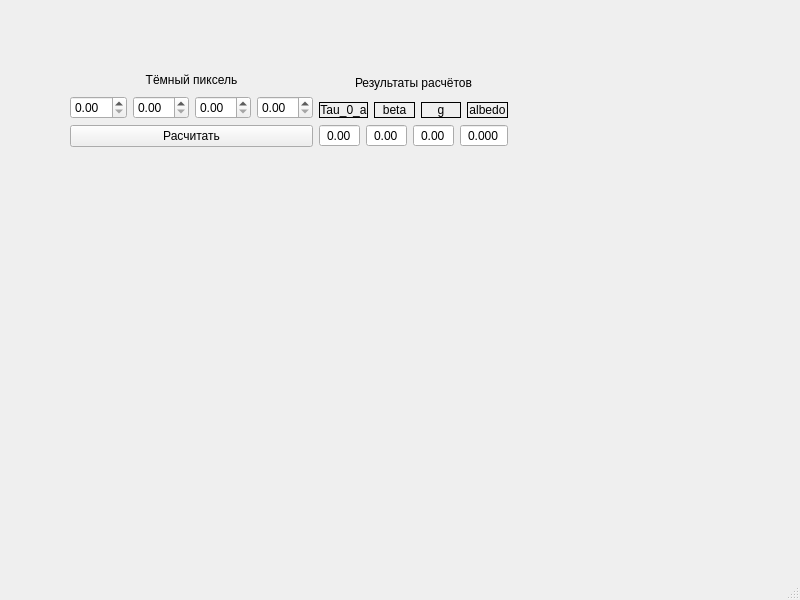
The window that atm_correction/AtmCorrectionMainWindow.ui (ValeryStk/satellite_comparator) describes before a commit, drawn with Qt 5.
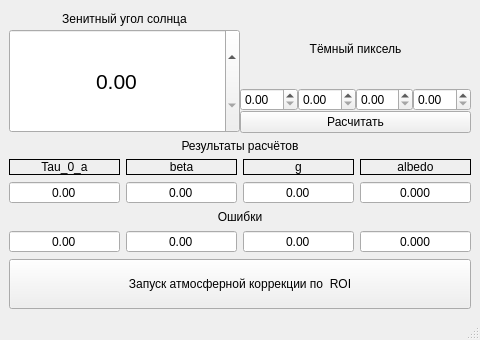
The same window after the commit.

Commit message: atm_correction_as_module

```diff
--- a/atm_correction/AtmCorrectionMainWindow.ui
+++ b/atm_correction/AtmCorrectionMainWindow.ui
@@ -6,30 +6,98 @@
    <rect>
     <x>0</x>
     <y>0</y>
-    <width>800</width>
-    <height>600</height>
+    <width>480</width>
+    <height>340</height>
    </rect>
   </property>
+  <property name="minimumSize">
+   <size>
+    <width>480</width>
+    <height>340</height>
+   </size>
+  </property>
+  <property name="maximumSize">
+   <size>
+    <width>480</width>
+    <height>340</height>
+   </size>
+  </property>
   <property name="windowTitle">
    <string>Тестовый модуль атмосферной коррекции</string>
   </property>
   <widget class="QWidget" name="centralwidget">
-   <widget class="QWidget" name="">
-    <property name="geometry">
-     <rect>
-      <x>70</x>
-      <y>70</y>
-      <width>438</width>
-      <height>77</height>
-     </rect>
-    </property>
+   <layout class="QVBoxLayout" name="verticalLayout_9">
+    <item>
+     <layout class="QVBoxLayout" name="verticalLayout_8">
+      <item>
+       <layout class="QVBoxLayout" name="verticalLayout_7">
+        <item>
     <layout class="QHBoxLayout" name="horizontalLayout_4">
+          <property name="spacing">
+           <number>0</number>
+          </property>
+          <item>
+           <layout class="QVBoxLayout" name="verticalLayout_5">
+            <property name="spacing">
+             <number>0</number>
+            </property>
+            <item>
+             <widget class="QLabel" name="label_7">
+              <property name="minimumSize">
+               <size>
+                <width>0</width>
+                <height>20</height>
+               </size>
+              </property>
+              <property name="maximumSize">
+               <size>
+                <width>16777215</width>
+                <height>13</height>
+               </size>
+              </property>
+              <property name="text">
+               <string>Зенитный угол солнца</string>
+              </property>
+              <property name="alignment">
+               <set>Qt::AlignHCenter|Qt::AlignTop</set>
+              </property>
+             </widget>
+            </item>
+            <item>
+             <widget class="QDoubleSpinBox" name="doubleSpinBox_sunZenitAngle">
+              <property name="sizePolicy">
+               <sizepolicy hsizetype="Minimum" vsizetype="Expanding">
+                <horstretch>0</horstretch>
+                <verstretch>0</verstretch>
+               </sizepolicy>
+              </property>
+              <property name="font">
+               <font>
+                <pointsize>16</pointsize>
+               </font>
+              </property>
+              <property name="alignment">
+               <set>Qt::AlignCenter</set>
+              </property>
+              <property name="maximum">
+               <double>90.000000000000000</double>
+              </property>
+             </widget>
+            </item>
+           </layout>
+          </item>
      <item>
       <layout class="QVBoxLayout" name="verticalLayout_4">
        <item>
         <layout class="QVBoxLayout" name="verticalLayout">
          <item>
           <widget class="QLabel" name="label">
+                <property name="minimumSize">
+                 <size>
+                  <width>0</width>
+                  <height>13</height>
+                 </size>
+                </property>
            <property name="text">
             <string>Тёмный пиксель</string>
            </property>
@@ -65,10 +133,18 @@
        </item>
       </layout>
      </item>
+         </layout>
+        </item>
      <item>
       <layout class="QVBoxLayout" name="verticalLayout_3">
        <item>
         <widget class="QLabel" name="label_6">
+            <property name="minimumSize">
+             <size>
+              <width>0</width>
+              <height>13</height>
+             </size>
+            </property>
          <property name="text">
           <string>Результаты расчётов</string>
          </property>
@@ -182,12 +258,107 @@
            </item>
           </layout>
          </item>
+            <item>
+             <layout class="QVBoxLayout" name="verticalLayout_6">
+              <item>
+               <widget class="QLabel" name="label_8">
+                <property name="text">
+                 <string>Ошибки</string>
+                </property>
+                <property name="alignment">
+                 <set>Qt::AlignCenter</set>
+                </property>
+               </widget>
+              </item>
+              <item>
+               <layout class="QHBoxLayout" name="horizontalLayout_5">
+                <item>
+                 <widget class="QDoubleSpinBox" name="doubleSpinBox_result_tau_error">
+                  <property name="alignment">
+                   <set>Qt::AlignCenter</set>
+                  </property>
+                  <property name="buttonSymbols">
+                   <enum>QAbstractSpinBox::NoButtons</enum>
+                  </property>
+                  <property name="minimum">
+                   <double>-99.000000000000000</double>
+                  </property>
+                 </widget>
+                </item>
+                <item>
+                 <widget class="QDoubleSpinBox" name="doubleSpinBox_result_beta_error">
+                  <property name="alignment">
+                   <set>Qt::AlignCenter</set>
+                  </property>
+                  <property name="buttonSymbols">
+                   <enum>QAbstractSpinBox::NoButtons</enum>
+                  </property>
+                  <property name="minimum">
+                   <double>-99.000000000000000</double>
+                  </property>
+                 </widget>
+                </item>
+                <item>
+                 <widget class="QDoubleSpinBox" name="doubleSpinBox_result_g_error">
+                  <property name="alignment">
+                   <set>Qt::AlignCenter</set>
+                  </property>
+                  <property name="buttonSymbols">
+                   <enum>QAbstractSpinBox::NoButtons</enum>
+                  </property>
+                  <property name="minimum">
+                   <double>-99.000000000000000</double>
+                  </property>
+                 </widget>
+                </item>
+                <item>
+                 <widget class="QDoubleSpinBox" name="doubleSpinBox_result_albedo_error">
+                  <property name="alignment">
+                   <set>Qt::AlignCenter</set>
+                  </property>
+                  <property name="buttonSymbols">
+                   <enum>QAbstractSpinBox::NoButtons</enum>
+                  </property>
+                  <property name="decimals">
+                   <number>3</number>
+                  </property>
+                  <property name="minimum">
+                   <double>-99.000000000000000</double>
+                  </property>
+                 </widget>
+                </item>
         </layout>
        </item>
       </layout>
      </item>
     </layout>
-   </widget>
+          </item>
+         </layout>
+        </item>
+       </layout>
+      </item>
+      <item>
+       <widget class="QPushButton" name="pushButton_startAtmCorrectionROI">
+        <property name="minimumSize">
+         <size>
+          <width>460</width>
+          <height>50</height>
+         </size>
+        </property>
+        <property name="maximumSize">
+         <size>
+          <width>16777215</width>
+          <height>150</height>
+         </size>
+        </property>
+        <property name="text">
+         <string>Запуск атмосферной коррекции по  ROI</string>
+        </property>
+       </widget>
+      </item>
+     </layout>
+    </item>
+   </layout>
   </widget>
   <widget class="QMenuBar" name="menubar">
    <property name="geometry">
```
Left out of the diff: 2 changed lines with no effect on the pictures. Lines whose indentation alone changed are shown as unchanged. The commit also changes 7 other files.
